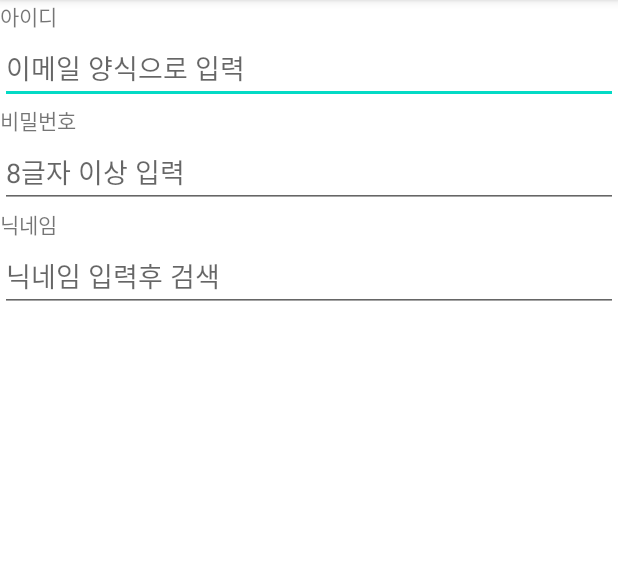
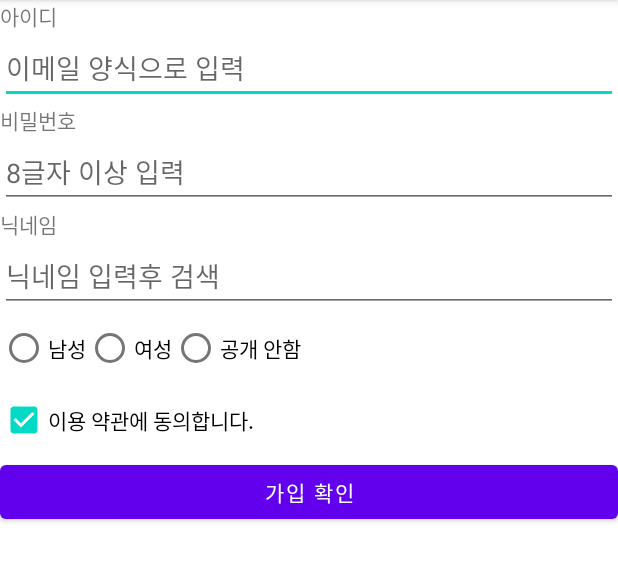
Before and after one commit to torinunna2/UIPractice.20210818, an Android app: the screen it shows after launch (MainActivity), on a phone screen of 412 x 824 dp, the part 84-665 px from its top. Run offline under Robolectric (Android 15) with nearby library versions, the phone set to English and light mode, and no system bars.

Commit message:
일반 버튼 / 체크박스 / 라디오버튼 체험

```diff
--- a/app/src/main/res/layout/activity_main.xml
+++ b/app/src/main/res/layout/activity_main.xml
@@ -14,9 +14,9 @@
 
     <EditText
         android:layout_width="match_parent"
+        android:layout_height="wrap_content"
         android:hint="이메일 양식으로 입력"
-        android:inputType="textEmailAddress"
-        android:layout_height="wrap_content" />
+        android:inputType="textEmailAddress"/>
 
     <TextView
         android:layout_width="wrap_content"
@@ -42,4 +42,38 @@
         android:hint="닉네임 입력후 검색" />
 
 
+    <RadioGroup
+        android:layout_width="wrap_content"
+        android:layout_height="wrap_content"
+        android:orientation="horizontal">
+
+        <RadioButton
+            android:layout_width="wrap_content"
+            android:layout_height="wrap_content"
+            android:text="남성" />
+
+        <RadioButton
+            android:layout_width="wrap_content"
+            android:layout_height="wrap_content"
+            android:text="여성" />
+
+        <RadioButton
+            android:layout_width="wrap_content"
+            android:layout_height="wrap_content"
+            android:text="공개 안함" />
+
+    </RadioGroup>
+
+    <CheckBox
+        android:layout_width="wrap_content"
+        android:layout_height="wrap_content"
+        android:checked="true"
+        android:text="이용 약관에 동의합니다." />
+
+    <Button
+        android:layout_width="match_parent"
+        android:layout_height="wrap_content"
+        android:text="가입 확인" />
+
+
 </LinearLayout>
```
